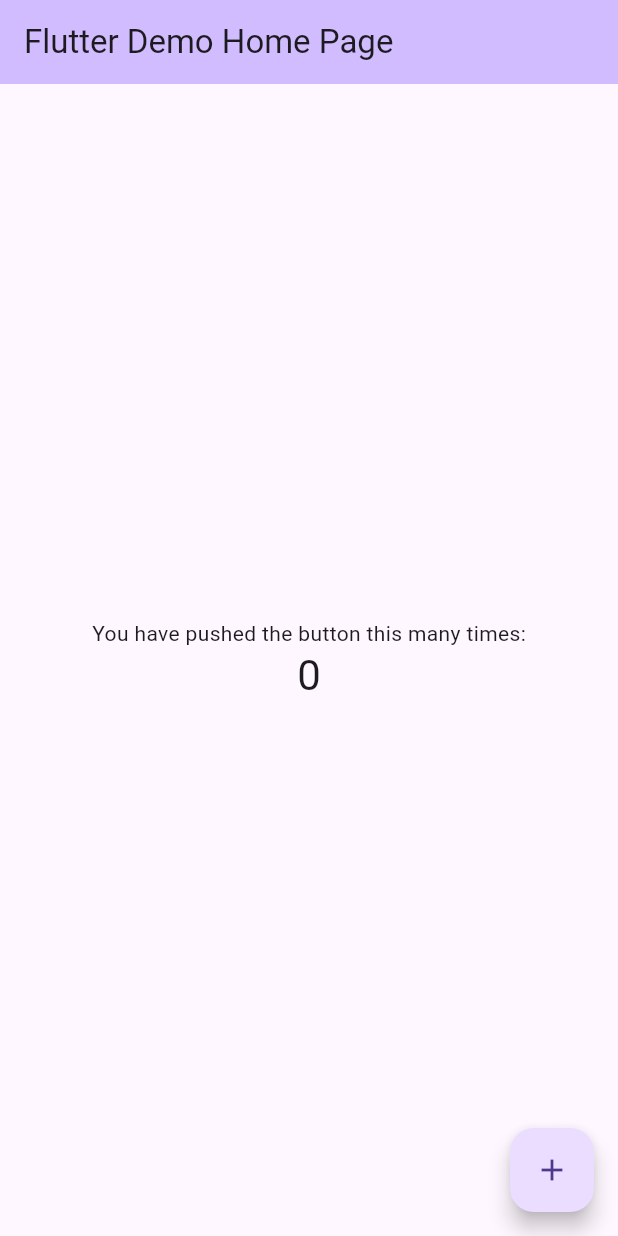
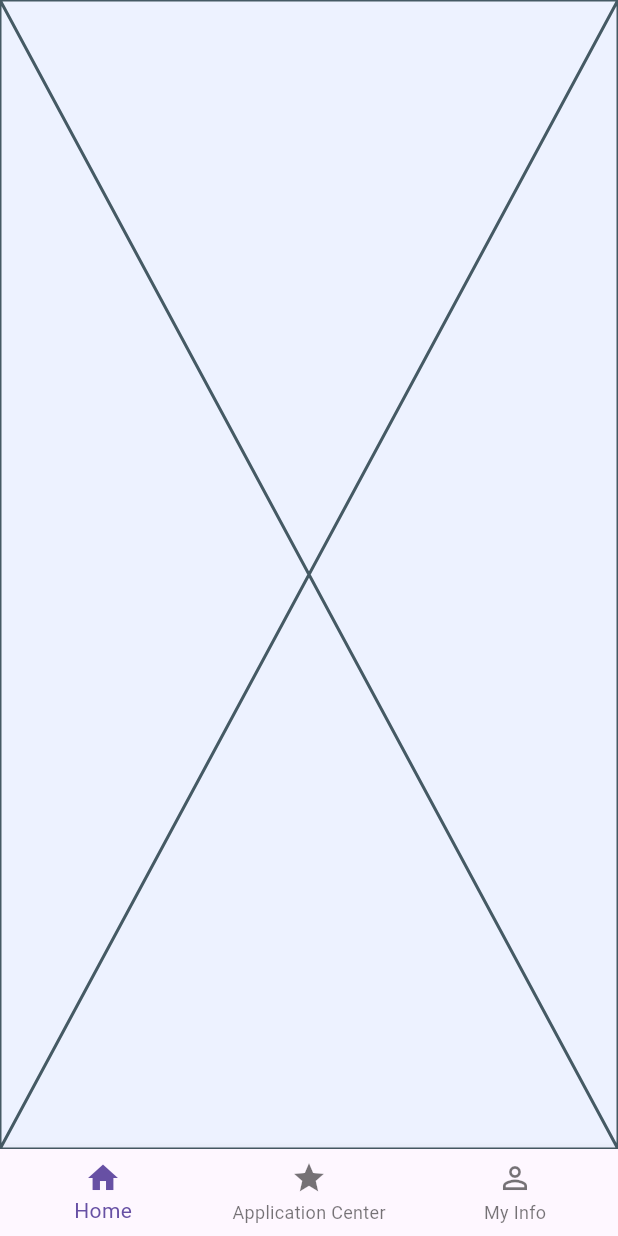
Before and after one commit to Rana-Mohsen/seere, a Flutter app: the screen it shows after launch, on a phone screen of 412 x 824 dp. Run offline on Flutter 3.47's test engine with Material 3 defaults, Android fonts, the phone set to English and light mode, and no system bars.

Commit message:
navigation bar

```diff
--- /dev/null
+++ b/seere/lib/constants.dart
@@ -0,0 +1,3 @@
+import 'package:flutter/material.dart';
+
+const kPrimaryBackGroundColor = Color(0xFFEDF2FF);
--- a/seere/lib/main.dart
+++ b/seere/lib/main.dart
@@ -1,4 +1,6 @@
 import 'package:flutter/material.dart';
+import 'package:seere/constants.dart';
+import 'package:seere/views/home_container.dart';
 
 void main() {
   runApp(const MyApp());
@@ -11,95 +13,9 @@ class MyApp extends StatelessWidget {
   @override
   Widget build(BuildContext context) {
     return MaterialApp(
-      home: const MyHomePage(title: 'Flutter Demo Home Page'),
+      debugShowCheckedModeBanner: false,
+      theme: ThemeData(scaffoldBackgroundColor: kPrimaryBackGroundColor),
+      home: const HomeContainer(),
     );
   }
 }
-
-class MyHomePage extends StatefulWidget {
-  const MyHomePage({super.key, required this.title});
-
-  // This widget is the home page of your application. It is stateful, meaning
-  // that it has a State object (defined below) that contains fields that affect
-  // how it looks.
-
-  // This class is the configuration for the state. It holds the values (in this
-  // case the title) provided by the parent (in this case the App widget) and
-  // used by the build method of the State. Fields in a Widget subclass are
-  // always marked "final".
-
-  final String title;
-
-  @override
-  State<MyHomePage> createState() => _MyHomePageState();
-}
-
-class _MyHomePageState extends State<MyHomePage> {
-  int _counter = 0;
-
-  void _incrementCounter() {
-    setState(() {
-      // This call to setState tells the Flutter framework that something has
-      // changed in this State, which causes it to rerun the build method below
-      // so that the display can reflect the updated values. If we changed
-      // _counter without calling setState(), then the build method would not be
-      // called again, and so nothing would appear to happen.
-      _counter++;
-    });
-  }
-
-  @override
-  Widget build(BuildContext context) {
-    // This method is rerun every time setState is called, for instance as done
-    // by the _incrementCounter method above.
-    //
-    // The Flutter framework has been optimized to make rerunning build methods
-    // fast, so that you can just rebuild anything that needs updating rather
-    // than having to individually change instances of widgets.
-    return Scaffold(
-      appBar: AppBar(
-        // TRY THIS: Try changing the color here to a specific color (to
-        // Colors.amber, perhaps?) and trigger a hot reload to see the AppBar
-        // change color while the other colors stay the same.
-        backgroundColor: Theme.of(context).colorScheme.inversePrimary,
-        // Here we take the value from the MyHomePage object that was created by
-        // the App.build method, and use it to set our appbar title.
-        title: Text(widget.title),
-      ),
-      body: Center(
-        // Center is a layout widget. It takes a single child and positions it
-        // in the middle of the parent.
-        child: Column(
-          // Column is also a layout widget. It takes a list of children and
-          // arranges them vertically. By default, it sizes itself to fit its
-          // children horizontally, and tries to be as tall as its parent.
-          //
-          // Column has various properties to control how it sizes itself and
-          // how it positions its children. Here we use mainAxisAlignment to
-          // center the children vertically; the main axis here is the vertical
-          // axis because Columns are vertical (the cross axis would be
-          // horizontal).
-          //
-          // TRY THIS: Invoke "debug painting" (choose the "Toggle Debug Paint"
-          // action in the IDE, or press "p" in the console), to see the
-          // wireframe for each widget.
-          mainAxisAlignment: MainAxisAlignment.center,
-          children: <Widget>[
-            const Text(
-              'You have pushed the button this many times:',
-            ),
-            Text(
-              '$_counter',
-              style: Theme.of(context).textTheme.headlineMedium,
-            ),
-          ],
-        ),
-      ),
-      floatingActionButton: FloatingActionButton(
-        onPressed: _incrementCounter,
-        tooltip: 'Increment',
-        child: const Icon(Icons.add),
-      ), // This trailing comma makes auto-formatting nicer for build methods.
-    );
-  }
-}
--- /dev/null
+++ b/seere/lib/views/app_center_view.dart
@@ -0,0 +1,10 @@
+import 'package:flutter/material.dart';
+
+class AppCenterView extends StatelessWidget {
+  const AppCenterView({super.key});
+
+  @override
+  Widget build(BuildContext context) {
+    return const Placeholder();
+  }
+}
--- /dev/null
+++ b/seere/lib/views/home_container.dart
@@ -0,0 +1,33 @@
+import 'package:flutter/material.dart';
+import 'package:seere/views/app_center_view.dart';
+import 'package:seere/views/home_view.dart';
+import 'package:seere/views/my_info_view.dart';
+
+class HomeContainer extends StatefulWidget {
+  const HomeContainer({super.key,});
+  @override
+  State<HomeContainer> createState() => _HomeContainerState();
+}
+
+class _HomeContainerState extends State<HomeContainer> {
+  int currentIndex = 0;
+  List<Widget> pages = [HomeView(), AppCenterView(), MyInfoView()];
+  @override
+  Widget build(BuildContext context) {
+    return Scaffold(
+      body: pages[currentIndex],
+      bottomNavigationBar: BottomNavigationBar(
+        currentIndex: currentIndex,
+        items: [
+          BottomNavigationBarItem(icon: Icon(Icons.home), label: "Home"),
+          BottomNavigationBarItem(icon: Icon(Icons.star), label: "Application Center"),
+          BottomNavigationBarItem(icon: Icon(Icons.person_outline_outlined), label: "My Info"),
+        ],
+        onTap: (index) {
+          currentIndex = index;
+          setState(() {});
+        },
+      ),
+    );
+  }
+}
--- /dev/null
+++ b/seere/lib/views/home_view.dart
@@ -0,0 +1,10 @@
+import 'package:flutter/material.dart';
+
+class HomeView extends StatelessWidget {
+  const HomeView({super.key});
+
+  @override
+  Widget build(BuildContext context) {
+    return const Placeholder();
+  }
+}
--- /dev/null
+++ b/seere/lib/views/my_info_view.dart
@@ -0,0 +1,10 @@
+import 'package:flutter/material.dart';
+
+class MyInfoView extends StatelessWidget {
+  const MyInfoView({super.key});
+
+  @override
+  Widget build(BuildContext context) {
+    return const Placeholder();
+  }
+}
```
Also changed, not shown: 1 other file.
